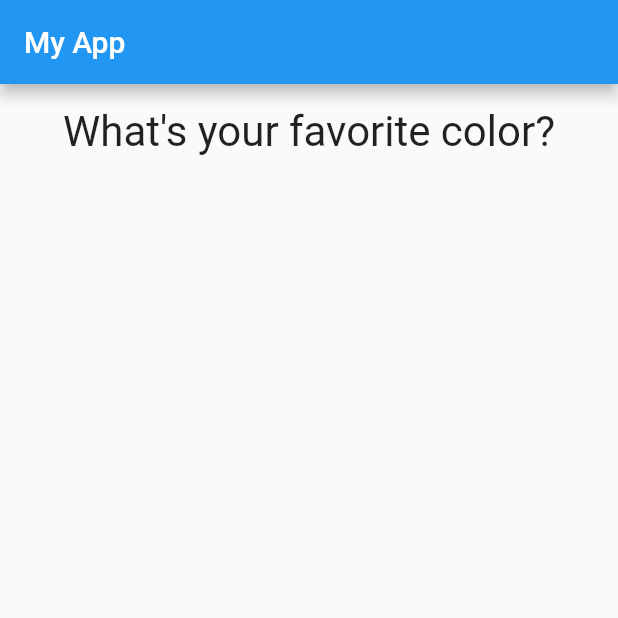
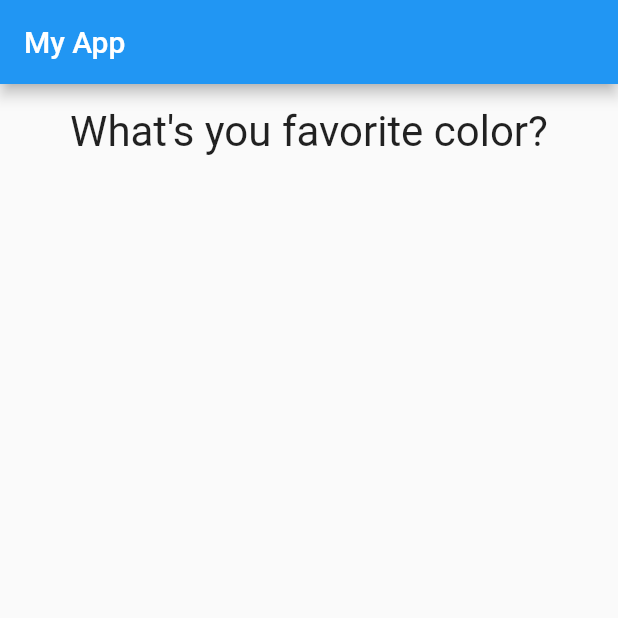
Before and after one commit to RAHULSIRVI1101/flutter, a Flutter app: the screen it shows after launch, on a phone screen of 412 x 824 dp, the top half of it. Run offline on Flutter 3.47's test engine with Material 2 defaults, Android fonts, the phone set to English and light mode, and no system bars.

Commit message:
commit on rahulsirvi_branch

```diff
--- a/practice_app/lib/main.dart
+++ b/practice_app/lib/main.dart
@@ -28,7 +28,7 @@ class _MyAppState extends State<MyApp> {
   Widget build(BuildContext context) {
     List<Map<String, Object>> questions = [
       {
-        "questionText": 'What\'s your favorite color?',
+        "questionText": 'What\'s you favorite color?',
         "answers": ['Black', 'Red', 'Green', 'White'],
       },
       {
@@ -40,7 +40,6 @@ class _MyAppState extends State<MyApp> {
         "answers": ['Max', 'Ryan', 'John', 'Drake'],
       }
     ];
-
 
     return MaterialApp(
       home: Scaffold(
```
